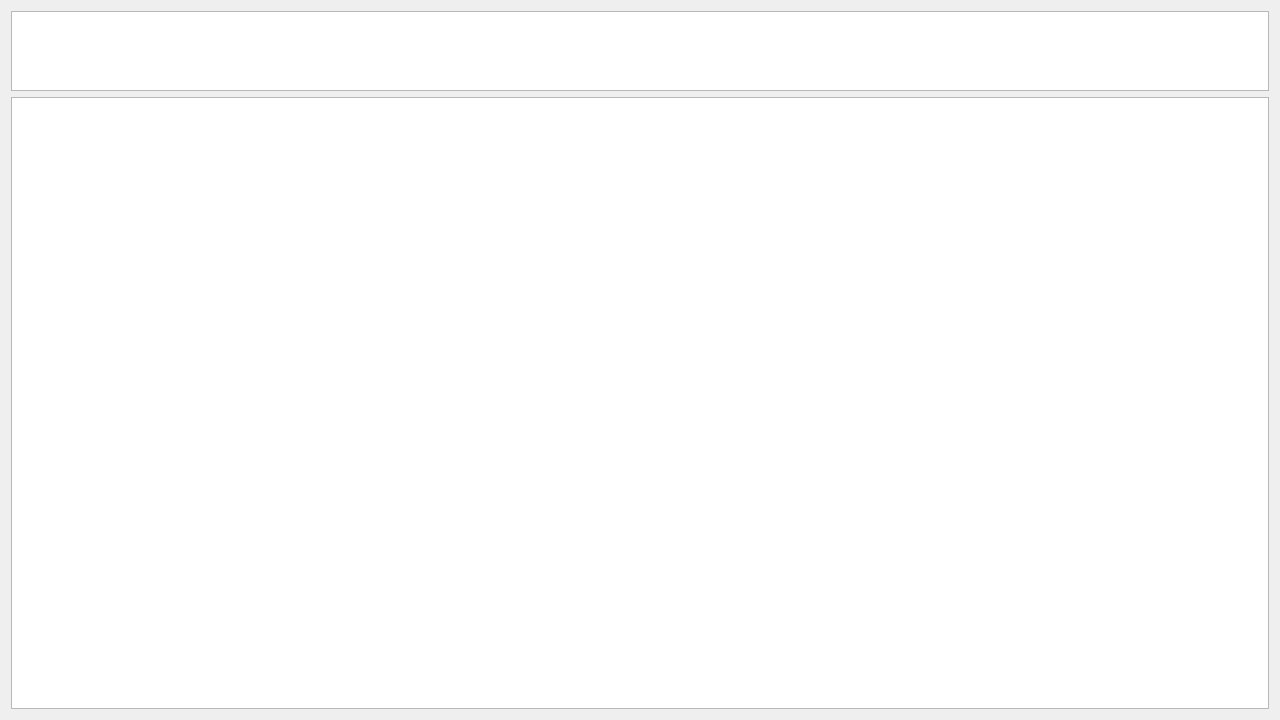
Above: widget.ui from YukiWorks432/Mersenne-Prime before the change. Below: the same form after it.
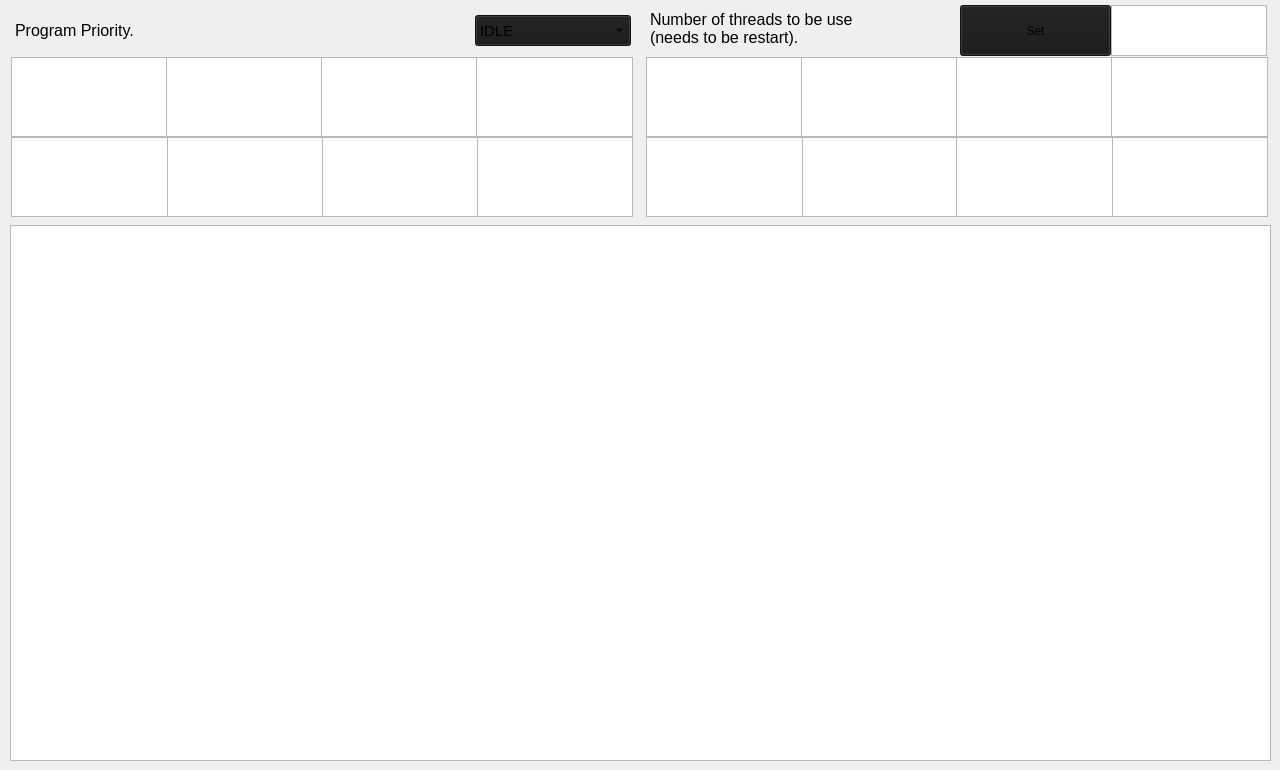
That is the form after the change.

```diff
--- a/widget.ui
+++ b/widget.ui
@@ -10,7 +10,7 @@
     <x>0</x>
     <y>0</y>
     <width>1280</width>
-    <height>720</height>
+    <height>770</height>
    </rect>
   </property>
   <property name="windowTitle">
@@ -19,62 +19,637 @@
   <property name="styleSheet">
    <string notr="true">QScrollBar {height:0px; width:0px;}</string>
   </property>
-  <layout class="QGridLayout" name="gridLayout">
-   <item row="0" column="0">
-    <widget class="QTextEdit" name="Th">
-     <property name="minimumSize">
-      <size>
-       <width>20</width>
-       <height>20</height>
-      </size>
-     </property>
-     <property name="maximumSize">
-      <size>
-       <width>16777215</width>
-       <height>80</height>
-      </size>
-     </property>
-     <property name="font">
-      <font>
-       <pointsize>9</pointsize>
-      </font>
-     </property>
-     <property name="readOnly">
-      <bool>true</bool>
-     </property>
-    </widget>
+  <widget class="QTextEdit" name="Th_1">
+   <property name="geometry">
+    <rect>
+     <x>11</x>
+     <y>57</y>
+     <width>157</width>
+     <height>80</height>
+    </rect>
+   </property>
+   <property name="minimumSize">
+    <size>
+     <width>20</width>
+     <height>20</height>
+    </size>
+   </property>
+   <property name="maximumSize">
+    <size>
+     <width>157</width>
+     <height>80</height>
+    </size>
+   </property>
+   <property name="font">
+    <font>
+     <pointsize>9</pointsize>
+    </font>
+   </property>
+   <property name="readOnly">
+    <bool>true</bool>
+   </property>
+  </widget>
+  <widget class="QTextEdit" name="LOG">
+   <property name="geometry">
+    <rect>
+     <x>10</x>
+     <y>225</y>
+     <width>1261</width>
+     <height>536</height>
+    </rect>
+   </property>
+   <property name="sizePolicy">
+    <sizepolicy hsizetype="Expanding" vsizetype="Expanding">
+     <horstretch>0</horstretch>
+     <verstretch>0</verstretch>
+    </sizepolicy>
+   </property>
+   <property name="minimumSize">
+    <size>
+     <width>20</width>
+     <height>20</height>
+    </size>
+   </property>
+   <property name="maximumSize">
+    <size>
+     <width>16777215</width>
+     <height>16777215</height>
+    </size>
+   </property>
+   <property name="font">
+    <font>
+     <pointsize>8</pointsize>
+    </font>
+   </property>
+   <property name="readOnly">
+    <bool>true</bool>
+   </property>
+  </widget>
+  <widget class="QTextEdit" name="Th_2">
+   <property name="geometry">
+    <rect>
+     <x>166</x>
+     <y>57</y>
+     <width>157</width>
+     <height>80</height>
+    </rect>
+   </property>
+   <property name="minimumSize">
+    <size>
+     <width>20</width>
+     <height>20</height>
+    </size>
+   </property>
+   <property name="maximumSize">
+    <size>
+     <width>157</width>
+     <height>80</height>
+    </size>
+   </property>
+   <property name="font">
+    <font>
+     <pointsize>9</pointsize>
+    </font>
+   </property>
+   <property name="readOnly">
+    <bool>true</bool>
+   </property>
+  </widget>
+  <widget class="QTextEdit" name="Th_3">
+   <property name="geometry">
+    <rect>
+     <x>321</x>
+     <y>57</y>
+     <width>157</width>
+     <height>80</height>
+    </rect>
+   </property>
+   <property name="minimumSize">
+    <size>
+     <width>20</width>
+     <height>20</height>
+    </size>
+   </property>
+   <property name="maximumSize">
+    <size>
+     <width>157</width>
+     <height>80</height>
+    </size>
+   </property>
+   <property name="font">
+    <font>
+     <pointsize>9</pointsize>
+    </font>
+   </property>
+   <property name="readOnly">
+    <bool>true</bool>
+   </property>
+  </widget>
+  <widget class="QTextEdit" name="Th_4">
+   <property name="geometry">
+    <rect>
+     <x>476</x>
+     <y>57</y>
+     <width>157</width>
+     <height>80</height>
+    </rect>
+   </property>
+   <property name="minimumSize">
+    <size>
+     <width>20</width>
+     <height>20</height>
+    </size>
+   </property>
+   <property name="maximumSize">
+    <size>
+     <width>157</width>
+     <height>80</height>
+    </size>
+   </property>
+   <property name="font">
+    <font>
+     <pointsize>9</pointsize>
+    </font>
+   </property>
+   <property name="readOnly">
+    <bool>true</bool>
+   </property>
+  </widget>
+  <widget class="QTextEdit" name="Th_5">
+   <property name="geometry">
+    <rect>
+     <x>646</x>
+     <y>57</y>
+     <width>157</width>
+     <height>80</height>
+    </rect>
+   </property>
+   <property name="minimumSize">
+    <size>
+     <width>20</width>
+     <height>20</height>
+    </size>
+   </property>
+   <property name="maximumSize">
+    <size>
+     <width>157</width>
+     <height>80</height>
+    </size>
+   </property>
+   <property name="font">
+    <font>
+     <pointsize>9</pointsize>
+    </font>
+   </property>
+   <property name="readOnly">
+    <bool>true</bool>
+   </property>
+  </widget>
+  <widget class="QTextEdit" name="Th_6">
+   <property name="geometry">
+    <rect>
+     <x>801</x>
+     <y>57</y>
+     <width>157</width>
+     <height>80</height>
+    </rect>
+   </property>
+   <property name="minimumSize">
+    <size>
+     <width>20</width>
+     <height>20</height>
+    </size>
+   </property>
+   <property name="maximumSize">
+    <size>
+     <width>157</width>
+     <height>80</height>
+    </size>
+   </property>
+   <property name="font">
+    <font>
+     <pointsize>9</pointsize>
+    </font>
+   </property>
+   <property name="readOnly">
+    <bool>true</bool>
+   </property>
+  </widget>
+  <widget class="QTextEdit" name="Th_7">
+   <property name="geometry">
+    <rect>
+     <x>956</x>
+     <y>57</y>
+     <width>157</width>
+     <height>80</height>
+    </rect>
+   </property>
+   <property name="minimumSize">
+    <size>
+     <width>20</width>
+     <height>20</height>
+    </size>
+   </property>
+   <property name="maximumSize">
+    <size>
+     <width>157</width>
+     <height>80</height>
+    </size>
+   </property>
+   <property name="font">
+    <font>
+     <pointsize>9</pointsize>
+    </font>
+   </property>
+   <property name="readOnly">
+    <bool>true</bool>
+   </property>
+  </widget>
+  <widget class="QTextEdit" name="Th_8">
+   <property name="geometry">
+    <rect>
+     <x>1111</x>
+     <y>57</y>
+     <width>157</width>
+     <height>80</height>
+    </rect>
+   </property>
+   <property name="minimumSize">
+    <size>
+     <width>20</width>
+     <height>20</height>
+    </size>
+   </property>
+   <property name="maximumSize">
+    <size>
+     <width>157</width>
+     <height>80</height>
+    </size>
+   </property>
+   <property name="font">
+    <font>
+     <pointsize>9</pointsize>
+    </font>
+   </property>
+   <property name="readOnly">
+    <bool>true</bool>
+   </property>
+  </widget>
+  <widget class="QTextEdit" name="Th_12">
+   <property name="geometry">
+    <rect>
+     <x>476</x>
+     <y>137</y>
+     <width>157</width>
+     <height>80</height>
+    </rect>
+   </property>
+   <property name="minimumSize">
+    <size>
+     <width>20</width>
+     <height>20</height>
+    </size>
+   </property>
+   <property name="maximumSize">
+    <size>
+     <width>157</width>
+     <height>80</height>
+    </size>
+   </property>
+   <property name="font">
+    <font>
+     <pointsize>9</pointsize>
+    </font>
+   </property>
+   <property name="readOnly">
+    <bool>true</bool>
+   </property>
+  </widget>
+  <widget class="QTextEdit" name="Th_11">
+   <property name="geometry">
+    <rect>
+     <x>321</x>
+     <y>137</y>
+     <width>157</width>
+     <height>80</height>
+    </rect>
+   </property>
+   <property name="minimumSize">
+    <size>
+     <width>20</width>
+     <height>20</height>
+    </size>
+   </property>
+   <property name="maximumSize">
+    <size>
+     <width>157</width>
+     <height>80</height>
+    </size>
+   </property>
+   <property name="font">
+    <font>
+     <pointsize>9</pointsize>
+    </font>
+   </property>
+   <property name="readOnly">
+    <bool>true</bool>
+   </property>
+  </widget>
+  <widget class="QTextEdit" name="Th_10">
+   <property name="geometry">
+    <rect>
+     <x>166</x>
+     <y>137</y>
+     <width>157</width>
+     <height>80</height>
+    </rect>
+   </property>
+   <property name="minimumSize">
+    <size>
+     <width>20</width>
+     <height>20</height>
+    </size>
+   </property>
+   <property name="maximumSize">
+    <size>
+     <width>157</width>
+     <height>80</height>
+    </size>
+   </property>
+   <property name="font">
+    <font>
+     <pointsize>9</pointsize>
+    </font>
+   </property>
+   <property name="readOnly">
+    <bool>true</bool>
+   </property>
+  </widget>
+  <widget class="QTextEdit" name="Th_9">
+   <property name="geometry">
+    <rect>
+     <x>11</x>
+     <y>137</y>
+     <width>157</width>
+     <height>80</height>
+    </rect>
+   </property>
+   <property name="minimumSize">
+    <size>
+     <width>20</width>
+     <height>20</height>
+    </size>
+   </property>
+   <property name="maximumSize">
+    <size>
+     <width>157</width>
+     <height>80</height>
+    </size>
+   </property>
+   <property name="font">
+    <font>
+     <pointsize>9</pointsize>
+    </font>
+   </property>
+   <property name="readOnly">
+    <bool>true</bool>
+   </property>
+  </widget>
+  <widget class="QTextEdit" name="Th_16">
+   <property name="geometry">
+    <rect>
+     <x>1111</x>
+     <y>137</y>
+     <width>157</width>
+     <height>80</height>
+    </rect>
+   </property>
+   <property name="minimumSize">
+    <size>
+     <width>20</width>
+     <height>20</height>
+    </size>
+   </property>
+   <property name="maximumSize">
+    <size>
+     <width>157</width>
+     <height>80</height>
+    </size>
+   </property>
+   <property name="font">
+    <font>
+     <pointsize>9</pointsize>
+    </font>
+   </property>
+   <property name="readOnly">
+    <bool>true</bool>
+   </property>
+  </widget>
+  <widget class="QTextEdit" name="Th_14">
+   <property name="geometry">
+    <rect>
+     <x>801</x>
+     <y>137</y>
+     <width>157</width>
+     <height>80</height>
+    </rect>
+   </property>
+   <property name="minimumSize">
+    <size>
+     <width>20</width>
+     <height>20</height>
+    </size>
+   </property>
+   <property name="maximumSize">
+    <size>
+     <width>157</width>
+     <height>80</height>
+    </size>
+   </property>
+   <property name="font">
+    <font>
+     <pointsize>9</pointsize>
+    </font>
+   </property>
+   <property name="readOnly">
+    <bool>true</bool>
+   </property>
+  </widget>
+  <widget class="QTextEdit" name="Th_15">
+   <property name="geometry">
+    <rect>
+     <x>956</x>
+     <y>137</y>
+     <width>157</width>
+     <height>80</height>
+    </rect>
+   </property>
+   <property name="minimumSize">
+    <size>
+     <width>20</width>
+     <height>20</height>
+    </size>
+   </property>
+   <property name="maximumSize">
+    <size>
+     <width>157</width>
+     <height>80</height>
+    </size>
+   </property>
+   <property name="font">
+    <font>
+     <pointsize>9</pointsize>
+    </font>
+   </property>
+   <property name="readOnly">
+    <bool>true</bool>
+   </property>
+  </widget>
+  <widget class="QTextEdit" name="Th_13">
+   <property name="geometry">
+    <rect>
+     <x>646</x>
+     <y>137</y>
+     <width>157</width>
+     <height>80</height>
+    </rect>
+   </property>
+   <property name="minimumSize">
+    <size>
+     <width>20</width>
+     <height>20</height>
+    </size>
+   </property>
+   <property name="maximumSize">
+    <size>
+     <width>157</width>
+     <height>80</height>
+    </size>
+   </property>
+   <property name="font">
+    <font>
+     <pointsize>9</pointsize>
+    </font>
+   </property>
+   <property name="readOnly">
+    <bool>true</bool>
+   </property>
+  </widget>
+  <widget class="QLabel" name="label">
+   <property name="geometry">
+    <rect>
+     <x>15</x>
+     <y>15</y>
+     <width>461</width>
+     <height>31</height>
+    </rect>
+   </property>
+   <property name="font">
+    <font>
+     <pointsize>12</pointsize>
+    </font>
+   </property>
+   <property name="frameShape">
+    <enum>QFrame::NoFrame</enum>
+   </property>
+   <property name="text">
+    <string>Program Priority.</string>
+   </property>
+  </widget>
+  <widget class="QComboBox" name="Priority">
+   <property name="geometry">
+    <rect>
+     <x>475</x>
+     <y>15</y>
+     <width>156</width>
+     <height>31</height>
+    </rect>
+   </property>
+   <property name="font">
+    <font>
+     <pointsize>11</pointsize>
+    </font>
+   </property>
+   <property name="styleSheet">
+    <string notr="true">background-color : #191919;</string>
+   </property>
+   <property name="currentText">
+    <string>IDLE</string>
+   </property>
+   <property name="currentIndex">
+    <number>0</number>
+   </property>
+   <item>
+    <property name="text">
+     <string>IDLE</string>
+    </property>
    </item>
-   <item row="1" column="0">
-    <widget class="QTextEdit" name="LOG">
-     <property name="sizePolicy">
-      <sizepolicy hsizetype="Expanding" vsizetype="Expanding">
-       <horstretch>0</horstretch>
-       <verstretch>0</verstretch>
-      </sizepolicy>
-     </property>
-     <property name="minimumSize">
-      <size>
-       <width>20</width>
-       <height>20</height>
-      </size>
-     </property>
-     <property name="maximumSize">
-      <size>
-       <width>16777215</width>
-       <height>16777215</height>
-      </size>
-     </property>
-     <property name="font">
-      <font>
-       <pointsize>8</pointsize>
-      </font>
-     </property>
-     <property name="readOnly">
-      <bool>true</bool>
-     </property>
-    </widget>
+   <item>
+    <property name="text">
+     <string>BELOW NORMAL</string>
+    </property>
    </item>
-  </layout>
+   <item>
+    <property name="text">
+     <string>NORMAL</string>
+    </property>
+   </item>
+   <item>
+    <property name="text">
+     <string>ABOVE NORMAL</string>
+    </property>
+   </item>
+   <item>
+    <property name="text">
+     <string>HIGH</string>
+    </property>
+   </item>
+  </widget>
+  <widget class="QLabel" name="label_2">
+   <property name="geometry">
+    <rect>
+     <x>650</x>
+     <y>0</y>
+     <width>306</width>
+     <height>56</height>
+    </rect>
+   </property>
+   <property name="font">
+    <font>
+     <pointsize>12</pointsize>
+    </font>
+   </property>
+   <property name="text">
+    <string>Number of threads to be use
+(needs to be restart).</string>
+   </property>
+  </widget>
+  <widget class="QTextEdit" name="ThreadNum">
+   <property name="geometry">
+    <rect>
+     <x>1111</x>
+     <y>5</y>
+     <width>156</width>
+     <height>51</height>
+    </rect>
+   </property>
+  </widget>
+  <widget class="QPushButton" name="ReButton">
+   <property name="geometry">
+    <rect>
+     <x>960</x>
+     <y>5</y>
+     <width>151</width>
+     <height>51</height>
+    </rect>
+   </property>
+   <property name="styleSheet">
+    <string notr="true">background-color : #191919;</string>
+   </property>
+   <property name="text">
+    <string>Set</string>
+   </property>
+  </widget>
  </widget>
  <resources/>
  <connections/>
```
